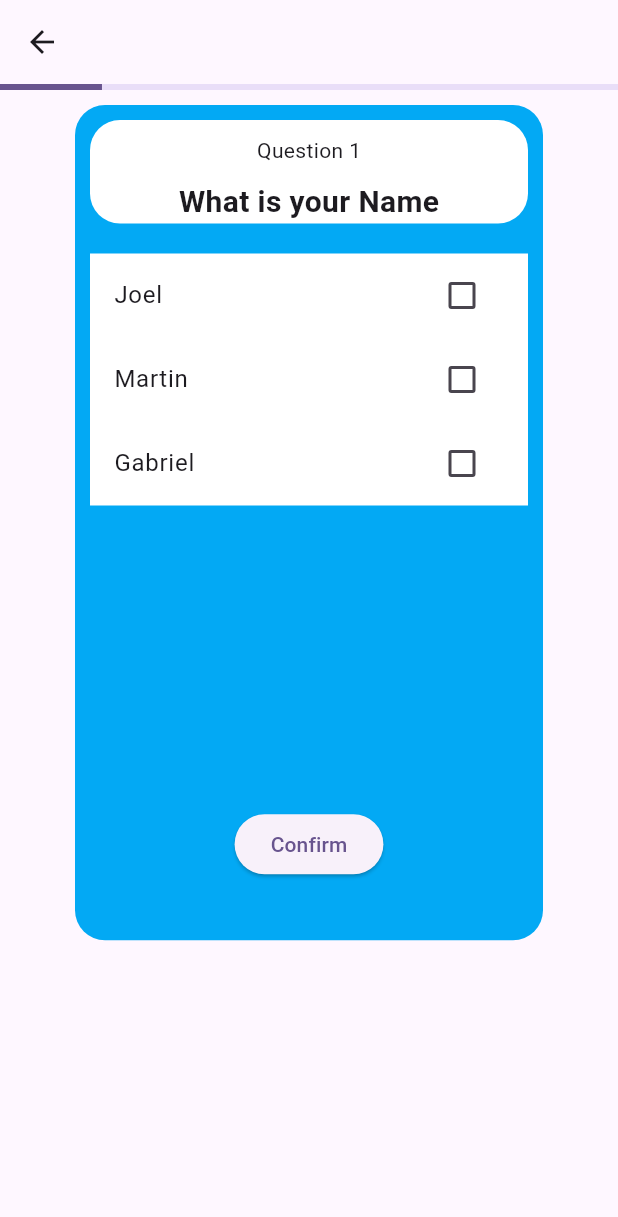
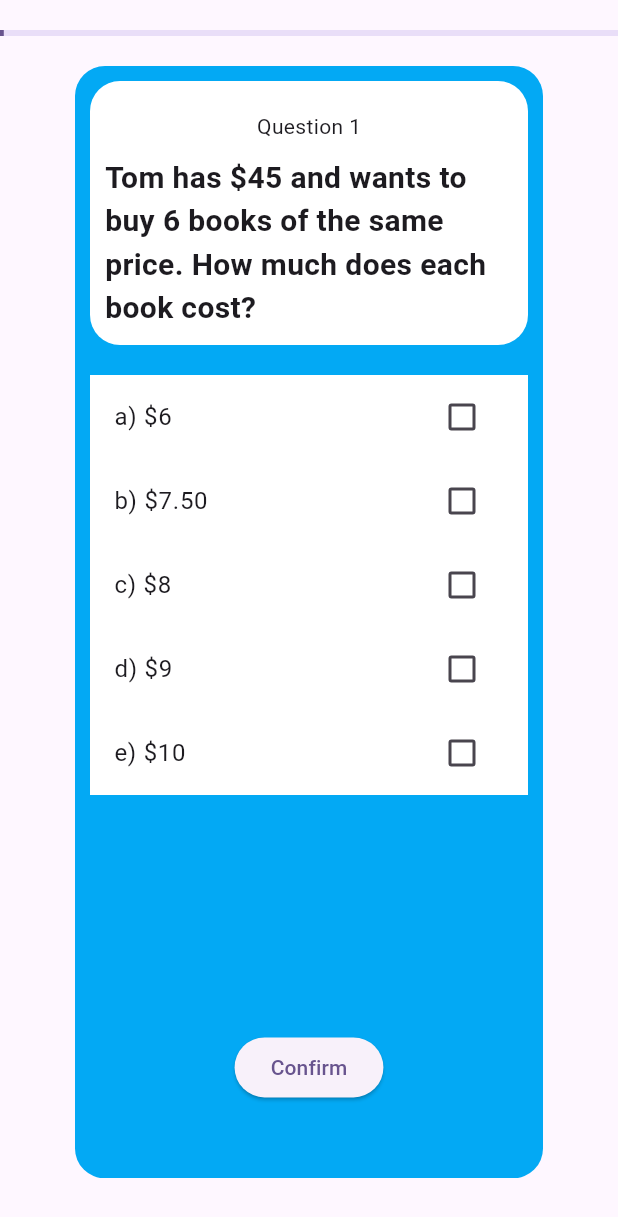
Before and after one commit to joel-wa/joel-wa.github.io, a Flutter app: the screen it shows after launch, after a tap on "Start Quiz", on a phone screen of 412 x 824 dp. Shown: the top 1217 px of the screen. Run offline on Flutter 3.47's test engine with Material 3 defaults, Android fonts, the phone set to English and light mode, and no system bars; our stand-ins replace firebase_core; accounts and stored records are empty; statements that could not run were skipped.

Commit message:
-finish v1

```diff
--- a/ccat_sim/lib/backend/serverClass.dart
+++ b/ccat_sim/lib/backend/serverClass.dart
@@ -1 +1,9 @@
-class ServerClass {}
+import 'package:ccat_sim/backend/localServer.dart';
+
+import '../classes/questionClass.dart';
+
+class ServerClass {
+  List<Question> getServerQuestions() {
+    return LocalServer().questions;
+  }
+}
--- a/ccat_sim/lib/classes/simClass.dart
+++ b/ccat_sim/lib/classes/simClass.dart
@@ -1,3 +1,4 @@
+import 'package:ccat_sim/backend/serverClass.dart';
 import 'package:ccat_sim/classes/questionClass.dart';
 import 'package:ccat_sim/classes/userClass.dart';
 import 'dart:async';
@@ -6,23 +7,34 @@ class SimClass {
   static late UserClass user;
   SimClass() {
     //Get questions from server First
+    questions = ServerClass().getServerQuestions();
     user = UserClass('userName', 'userEmail', questions);
+    maxTime = 18 * questions.length;
   }
 
-  final List<Question> questions = [
+  List<Question> questions = [
     Question('What is your Name', ['Joel', 'Martin', 'Gabriel'], 'Joel'),
     Question('How old are you', ['Joel', 'Martin', 'Gabriel'], 'Joel'),
     Question('What is the name of your School', ['Joel', 'Martin', 'Gabriel'],
         'Joel'),
   ];
   static bool canAnswer = true;
-  final int maxTime = 10;
-  int currentTime = 9; /////////////////Change to zero to start the timer
+  late int maxTime;
+  double currentTime = 0; /////////////////Change to zero to start the timer
+  final StreamController<double> streamController = StreamController<double>();
+  late StreamSubscription<double> streamSubscription;
 
-  void runTime() {
-    Timer timer = Timer.periodic(const Duration(seconds: 1), (timer) {
-      if (currentTime != maxTime - 1) {
-        currentTime += 1;
+  runTime() {
+    final StreamSink<double> streamSink = streamController.sink;
+
+    streamSubscription = streamController.stream.listen((data) {
+      print('Received data: $data');
+    });
+
+    Timer timer = Timer.periodic(const Duration(milliseconds: 100), (timer) {
+      if (currentTime <= maxTime) {
+        currentTime += 0.1;
+        streamSink.add(currentTime as double);
         print(currentTime);
       } else {
         timer.cancel();
@@ -30,6 +42,9 @@ class SimClass {
         print('Time up');
       }
     });
+    // streamController.close();
+
+    return true;
   }
 
   List<Question> getQuestions() {
@@ -42,4 +57,10 @@ class SimClass {
       print(user.userAnswers);
     }
   }
+
+  void reset() {
+    currentTime = 0;
+    maxTime = 18 * questions.length;
+    canAnswer = true;
+  }
 }
--- a/ccat_sim/lib/classes/userClass.dart
+++ b/ccat_sim/lib/classes/userClass.dart
@@ -18,7 +18,7 @@ class UserClass {
     }
   }
 
-  getScore() {
+  int getScore() {
     int score = _compareLists(simAnswers, userAnswers);
     return score;
   }
--- a/ccat_sim/lib/main.dart
+++ b/ccat_sim/lib/main.dart
@@ -1,9 +1,15 @@
+import 'package:ccat_sim/firebase_options.dart';
 import 'package:ccat_sim/screens/quizScreen.dart';
+import 'package:firebase_core/firebase_core.dart';
 import 'package:flutter/material.dart';
 
 import 'screens/AuthPage.dart';
 
-void main() {
+void main() async {
+  WidgetsFlutterBinding.ensureInitialized();
+  await Firebase.initializeApp(
+    options: DefaultFirebaseOptions.currentPlatform,
+  );
   runApp(const MyApp());
 }
 
@@ -16,21 +22,6 @@ class MyApp extends StatelessWidget {
     return MaterialApp(
       title: 'Flutter Demo',
       theme: ThemeData(
-        // This is the theme of your application.
-        //
-        // TRY THIS: Try running your application with "flutter run". You'll see
-        // the application has a blue toolbar. Then, without quitting the app,
-        // try changing the seedColor in the colorScheme below to Colors.green
-        // and then invoke "hot reload" (save your changes or press the "hot
-        // reload" button in a Flutter-supported IDE, or press "r" if you used
-        // the command line to start the app).
-        //
-        // Notice that the counter didn't reset back to zero; the application
-        // state is not lost during the reload. To reset the state, use hot
-        // restart instead.
-        //
-        // This works for code too, not just values: Most code changes can be
-        // tested with just a hot reload.
         colorScheme: ColorScheme.fromSeed(seedColor: Colors.deepPurple),
         useMaterial3: true,
       ),
--- a/ccat_sim/lib/screens/AuthPage.dart
+++ b/ccat_sim/lib/screens/AuthPage.dart
@@ -16,7 +16,7 @@ class _QuizStartPageState extends State<QuizStartPage> {
   Widget build(BuildContext context) {
     return Scaffold(
       appBar: AppBar(
-        title: Text('Begin the CCAT Simulation'),
+        title: const Text('Begin the CCAT Simulation by Joel'),
       ),
       body: Padding(
         padding: const EdgeInsets.all(20.0),
@@ -26,14 +26,14 @@ class _QuizStartPageState extends State<QuizStartPage> {
           children: [
             TextField(
               controller: nameController,
-              decoration: InputDecoration(labelText: 'Name'),
+              decoration: const InputDecoration(labelText: 'Name'),
             ),
-            SizedBox(height: 20),
+            const SizedBox(height: 20),
             TextField(
               controller: emailController,
-              decoration: InputDecoration(labelText: 'Email Address'),
+              decoration: const InputDecoration(labelText: 'Email Address'),
             ),
-            SizedBox(height: 40),
+            const SizedBox(height: 40),
             ElevatedButton(
               onPressed: () {
                 SimClass.user.userName = nameController.text;
@@ -45,7 +45,7 @@ class _QuizStartPageState extends State<QuizStartPage> {
                       builder: (context) => QuizScreen(simClass: simClass)),
                 );
               },
-              child: Text('Start Quiz'),
+              child: const Text('Start Quiz'),
             ),
           ],
         ),
@@ -65,7 +65,7 @@ class QuizPage extends StatelessWidget {
     // Implement your quiz logic and UI here
     return Scaffold(
       appBar: AppBar(
-        title: Text('Quiz Page'),
+        title: const Text('Quiz Page'),
       ),
       body: Center(
         child: Column(
@@ -74,12 +74,12 @@ class QuizPage extends StatelessWidget {
           children: [
             Text(
               'Welcome, $name!',
-              style: TextStyle(fontSize: 24, fontWeight: FontWeight.bold),
+              style: const TextStyle(fontSize: 24, fontWeight: FontWeight.bold),
             ),
-            SizedBox(height: 20),
+            const SizedBox(height: 20),
             Text(
               'Email: $email',
-              style: TextStyle(fontSize: 20),
+              style: const TextStyle(fontSize: 20),
             ),
             // Implement the rest of your quiz UI here
           ],
--- a/ccat_sim/lib/screens/EndQuizPage.dart
+++ b/ccat_sim/lib/screens/EndQuizPage.dart
@@ -14,12 +14,12 @@ class EndQuizScreen extends StatefulWidget {
 class _EndQuizScreenState extends State<EndQuizScreen> {
   SimClass simClass;
   _EndQuizScreenState(this.simClass);
-  double score = SimClass.user.getScore();
+  double score = SimClass.user.getScore() as double;
   @override
   Widget build(BuildContext context) {
     return Scaffold(
       appBar: AppBar(
-        title: const Text('Quiz End Page'),
+        title: const Text('The Quiz has ended'),
       ),
       body: Center(
         child: Column(
@@ -32,13 +32,16 @@ class _EndQuizScreenState extends State<EndQuizScreen> {
             ),
             const SizedBox(height: 20),
             Text(
-              'Your Score: $score',
+              'Your Score: $score/${simClass.questions.length}',
               style: const TextStyle(fontSize: 20),
             ),
             const SizedBox(height: 40),
             ElevatedButton(
               onPressed: () {
+                simClass.reset();
                 // Navigate back to the home screen or quiz start screen
+                // Navigator.of(context).pop();
+                // Navigator.of(context).pop();
                 Navigator.push(context,
                     MaterialPageRoute(builder: (BuildContext context) {
                   return QuizStartPage();
--- a/ccat_sim/lib/screens/quizScreen.dart
+++ b/ccat_sim/lib/screens/quizScreen.dart
@@ -1,6 +1,7 @@
 import 'dart:async';
 
 import 'package:ccat_sim/classes/simClass.dart';
+import 'package:ccat_sim/screens/EndQuizPage.dart';
 import 'package:ccat_sim/widgets/quizWrapper.dart';
 import 'package:flutter/material.dart';
 
@@ -15,31 +16,39 @@ class QuizScreen extends StatefulWidget {
 class _QuizScreenState extends State<QuizScreen> {
   SimClass simClass;
   _QuizScreenState(this.simClass);
-  double currentTime = 0;
+  late double currentTime;
+  late StreamSubscription<double> streamSubscription;
+  bool completed = false;
 
   @override
   void initState() {
-    // TODO: implement initState
     super.initState();
+    currentTime = simClass.currentTime as double;
+    endQuiz();
     showTime();
-    runTime();
+    getStream();
+  }
+
+  endQuiz() async {
+    await Future.delayed(Duration(seconds: simClass.maxTime));
+    setState(() {
+      completed = true;
+    });
   }
 
   showTime() {
     setState(() {
       simClass.runTime();
+      streamSubscription = simClass.streamSubscription;
+      currentTime = simClass.currentTime as double;
     });
   }
 
-  void runTime() {
-    Timer timer = Timer.periodic(const Duration(milliseconds: 10), (timer) {
-      if (currentTime != simClass.maxTime - 1) {
+  getStream() {
+    streamSubscription.onData((data) {
       setState(() {
-          currentTime += 0.015;
+        currentTime = data;
       });
-      } else {
-        timer.cancel();
-      }
     });
   }
 
@@ -47,18 +56,22 @@ class _QuizScreenState extends State<QuizScreen> {
   Widget build(BuildContext context) {
     double progress = currentTime / simClass.maxTime;
 
-    return Scaffold(
-        appBar: AppBar(),
+    return (!completed)
+        ? Scaffold(
+            // appBar: AppBar(),
             body: Column(
             children: [
+              const SizedBox(height: 20),
               LinearProgressIndicator(
                 value: progress,
               ),
+              const SizedBox(height: 20),
               Container(
-              height: MediaQuery.of(context).size.height * 0.7,
+                height: MediaQuery.of(context).size.height * 0.9,
                 child: QuizWrapper(simClass: simClass),
               ),
             ],
-        ));
+          ))
+        : EndQuizScreen(simClass: simClass);
   }
 }
--- a/ccat_sim/lib/widgets/questionCard.dart
+++ b/ccat_sim/lib/widgets/questionCard.dart
@@ -36,7 +36,7 @@ class _QuestionCardState extends State<QuestionCard> {
     return Container(
         margin: EdgeInsets.symmetric(
           horizontal: screenAdjusment.QuestionCardHMargin(context),
-          vertical: screenAdjusment.QuestionCardVMargin(context),
+          // vertical: screenAdjusment.QuestionCardVMargin(context),
         ),
         decoration: BoxDecoration(
             borderRadius: BorderRadius.circular(20), color: Colors.lightBlue),
@@ -49,6 +49,7 @@ class _QuestionCardState extends State<QuestionCard> {
                 ),
                 width: double.infinity,
                 margin: const EdgeInsets.all(10),
+                padding: const EdgeInsets.all(10),
                 child: Column(
                   children: [
                     const SizedBox(height: 10),
--- a/ccat_sim/pubspec.yaml
+++ b/ccat_sim/pubspec.yaml
@@ -35,6 +35,8 @@ dependencies:
   # The following adds the Cupertino Icons font to your application.
   # Use with the CupertinoIcons class for iOS style icons.
   cupertino_icons: ^1.0.2
+  firebase_core: ^2.24.2
+  cloud_firestore: ^4.14.0
 
 dev_dependencies:
   flutter_test:
```
Also changed, not shown: ccat_sim/lib/backend/localServer.dart (added, +192 -0 lines), ccat_sim/lib/widgets/quizWrapper.dart (+9 -0 lines), ccat_sim/lib/firebase_options.dart (added), ccat_sim/pubspec.lock, 3 other files. Lines whose indentation alone changed are shown as unchanged.
